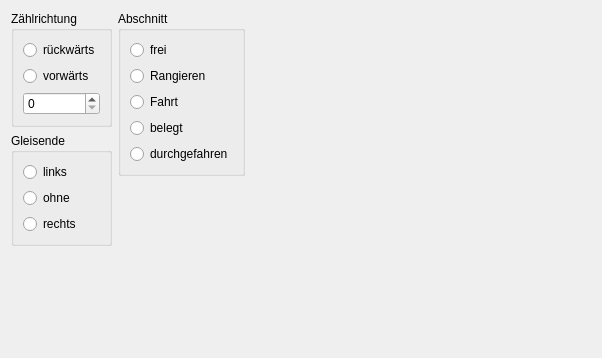
Qt form MRW-WidgetStudy/sectionstudy.ui (stmork/mrw-track-control-ng) before a commit.
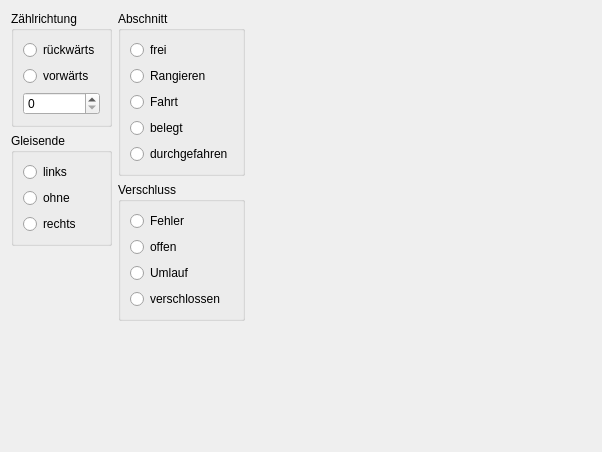
The same form after that commit. Custom widgets are drawn as their Qt base class.

Patch:
```diff
--- a/MRW-WidgetStudy/sectionstudy.ui
+++ b/MRW-WidgetStudy/sectionstudy.ui
@@ -7,7 +7,7 @@
     <x>0</x>
     <y>0</y>
     <width>602</width>
-    <height>358</height>
+    <height>452</height>
    </rect>
   </property>
   <property name="windowTitle">
@@ -137,6 +137,43 @@
        </layout>
       </widget>
      </item>
+     <item>
+      <widget class="QGroupBox" name="groupBox_3">
+       <property name="title">
+        <string>Verschluss</string>
+       </property>
+       <layout class="QVBoxLayout" name="verticalLayout_6">
+        <item>
+         <widget class="QRadioButton" name="errorButton">
+          <property name="text">
+           <string>Fehler</string>
+          </property>
+         </widget>
+        </item>
+        <item>
+         <widget class="QRadioButton" name="openButton">
+          <property name="text">
+           <string>offen</string>
+          </property>
+         </widget>
+        </item>
+        <item>
+         <widget class="QRadioButton" name="transitButton">
+          <property name="text">
+           <string>Umlauf</string>
+          </property>
+         </widget>
+        </item>
+        <item>
+         <widget class="QRadioButton" name="closedButton">
+          <property name="text">
+           <string>verschlossen</string>
+          </property>
+         </widget>
+        </item>
+       </layout>
+      </widget>
+     </item>
      <item>
       <spacer name="verticalSpacer_2">
        <property name="orientation">
```
